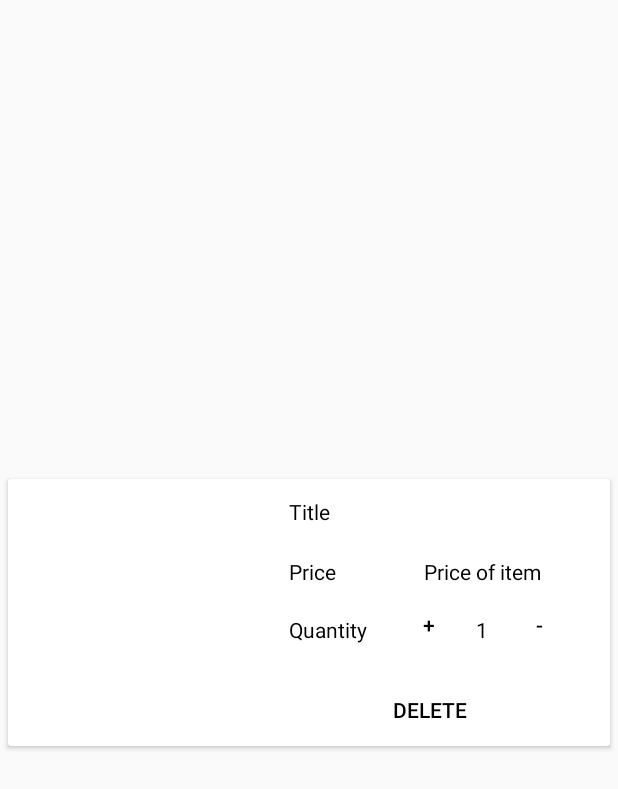
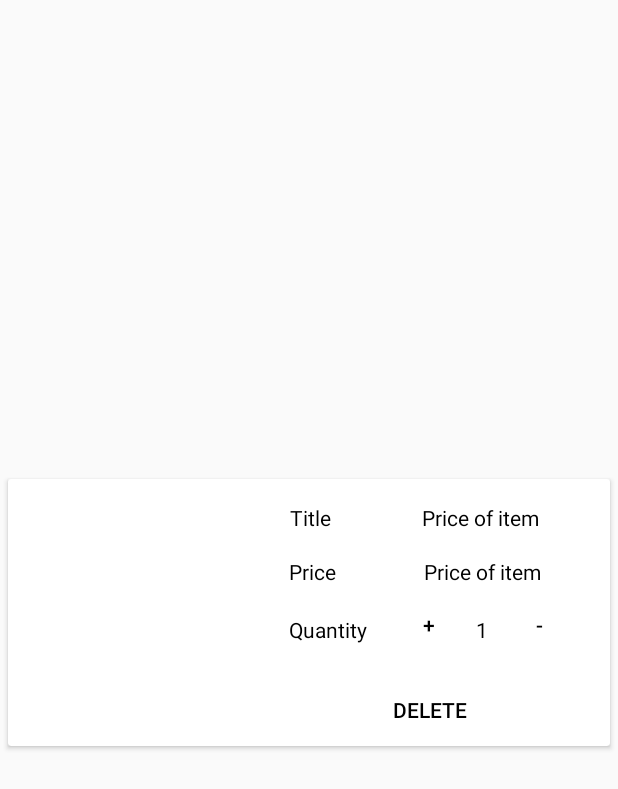
Before and after one commit to paraspathak/Bazar, an Android app: the layout cart_layout.xml on its own in the app's theme, with its tools: preview values and no code run, on a phone screen of 412 x 824 dp. Shown: the top 789 px of the screen. Run offline under Robolectric (Android 15) with nearby library versions, the phone set to English and light mode, and no system bars.

Commit message:
Adding cart items to the database

```diff
--- a/app/src/main/java/com/example/bazar/ProductAdapter.java
+++ b/app/src/main/java/com/example/bazar/ProductAdapter.java
@@ -71,7 +71,7 @@ public class ProductAdapter extends RecyclerView.Adapter<ProductAdapter.ProductV
             cardView.setOnClickListener(new View.OnClickListener() {
                 @Override
                 public void onClick(View v) {
-                    Intent intent = new Intent(context, SecondActivity.class);
+                    Intent intent = new Intent(context, Buy_Screen.class);
                     intent.putExtra("id_number",items.getUser_id());
                     ProductsDatabase.Add_product_with_key(items,items.getUser_id());
                     context.startActivity(intent);
--- a/app/src/main/java/com/example/bazar/Slidermenu.java
+++ b/app/src/main/java/com/example/bazar/Slidermenu.java
@@ -218,10 +218,6 @@ public class Slidermenu extends AppCompatActivity
         drawer.closeDrawer(GravityCompat.START);
         return true;
     }
-    //Deletes elements from the recycler view
-    public void remove_all_elements(){
-
-    }
     public void load_items_on_sale(){
         recyclerView.swapAdapter(new ProductAdapter(this, products_in_sale),true);
     }
--- a/app/src/main/res/layout/activity_buy__screen.xml
+++ b/app/src/main/res/layout/activity_buy__screen.xml
@@ -33,10 +33,9 @@
         app:layout_constraintVertical_bias="1.0">
 
         <Button
-            android:id="@+id/item_buy_button2"
+            android:id="@+id/item_buy_button_cart"
             android:layout_width="177dp"
             android:layout_height="wrap_content"
-            android:onClick="buy_click"
             android:text="Buy"
             app:layout_column="1"
             app:layout_row="5" />
@@ -71,7 +70,6 @@
             android:id="@+id/add_to_cart_button"
             android:layout_width="177dp"
             android:layout_height="wrap_content"
-            android:onClick="add_to_cart"
             android:text="Add to Cart"
             app:layout_column="0"
             app:layout_row="5" />
--- a/app/src/main/res/layout/cart_layout.xml
+++ b/app/src/main/res/layout/cart_layout.xml
@@ -49,9 +49,27 @@
                 android:textColor="@color/headlines"
                 app:layout_constraintBottom_toBottomOf="parent"
                 app:layout_constraintEnd_toEndOf="parent"
+                app:layout_constraintHorizontal_bias="0.502"
                 app:layout_constraintStart_toStartOf="parent"
                 app:layout_constraintTop_toTopOf="parent"
-                app:layout_constraintVertical_bias="0.028" />
+                app:layout_constraintVertical_bias="0.058" />
+
+            <TextView
+                android:id="@+id/cart_title_entry"
+                android:layout_width="wrap_content"
+                android:layout_height="25dp"
+                android:layout_marginStart="8dp"
+                android:layout_marginTop="8dp"
+                android:layout_marginEnd="8dp"
+                android:layout_marginBottom="8dp"
+                android:text=" Price of item"
+                android:textColor="@color/headlines"
+                app:layout_constraintBottom_toBottomOf="parent"
+                app:layout_constraintEnd_toEndOf="parent"
+                app:layout_constraintHorizontal_bias="0.87"
+                app:layout_constraintStart_toStartOf="parent"
+                app:layout_constraintTop_toTopOf="parent"
+                app:layout_constraintVertical_bias="0.058" />
 
             <TextView
                 android:id="@+id/cart_price_of_item"
```
Also changed, not shown: app/src/main/java/com/example/bazar/Buy_Screen.java (+111 -26 lines), app/src/main/java/com/example/bazar/Cart.java (+8 -8 lines), app/src/main/java/com/example/bazar/CartAdapter.java (+11 -3 lines), app/src/main/java/com/example/bazar/CartItem.java (+11 -2 lines), app/src/main/res/layout/activity_cart.xml (+8 -9 lines).
